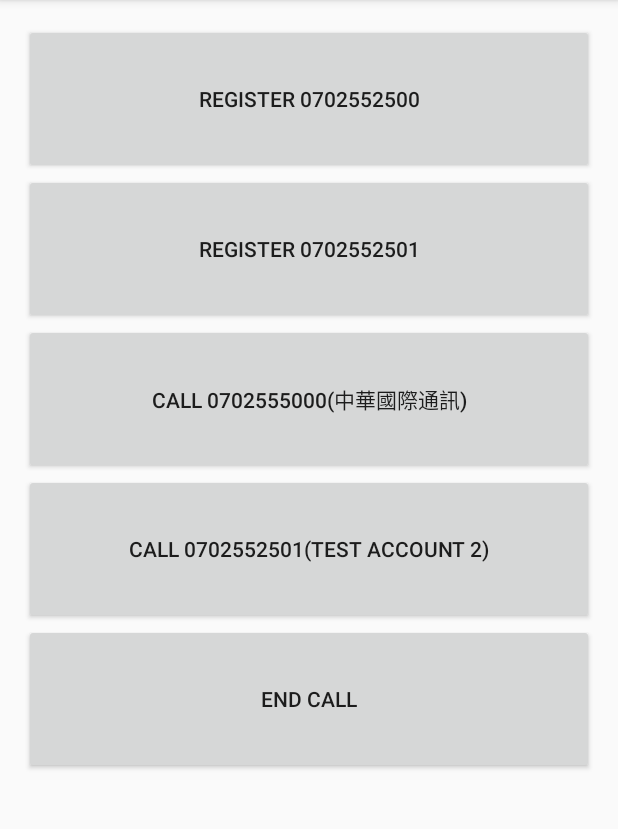
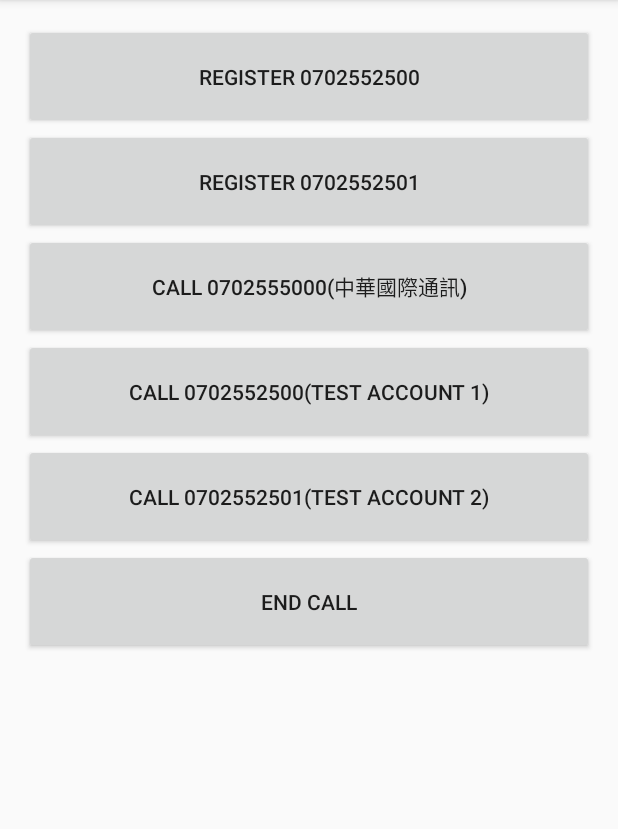
Before and after one commit to cwliu/sip.droid, an Android app: the screen it shows after launch (SipActivity), on a phone screen of 412 x 824 dp, the part 84-913 px from its top. Run offline under Robolectric (Android 15) with nearby library versions, the phone set to English and light mode, and no system bars; libraries missing offline, so code that uses them is left out: android.net.sip; 1 statement that could not run was skipped.

Commit message:
Move call handling code into onCallEstablished()

```diff
--- a/app/src/main/java/com/wiadvance/sipdemo/IncomingCallReceiver.java
+++ b/app/src/main/java/com/wiadvance/sipdemo/IncomingCallReceiver.java
@@ -13,6 +13,7 @@ import android.util.Log;
 public class IncomingCallReceiver extends BroadcastReceiver {
 
     private static final String TAG = "IncomingCallReceiver";
+    private SipAudioCall mIncomingCall;
 
     /**
      * Processes the incoming call, answers it, and hands it over to the SipActivity.
@@ -21,8 +22,10 @@ public class IncomingCallReceiver extends BroadcastReceiver {
      */
     @Override
     public void onReceive(final Context context, Intent intent) {
-        SipAudioCall incomingCall = null;
+        mIncomingCall = null;
         Log.d(TAG, "onReceive() called with: " + "context = [" + context + "], intent = [" + intent + "]");
+        Notification.updateStatus(context, "Incomming call");
+
         try {
             SipActivity activity = (SipActivity) context;
             SIPFragment fragment = activity.getSipFragment();
@@ -32,7 +35,7 @@ public class IncomingCallReceiver extends BroadcastReceiver {
             SipAudioCall.Listener listener = new SipAudioCall.Listener() {
                 @Override
                 public void onRinging(SipAudioCall call, SipProfile caller) {
-                    Notification.updateStatus(context, "Receive call onRinging");
+                    Notification.updateStatus(context, "Receive call onRinging()");
                     try {
                         Log.d(TAG, "onRinging() called with: " + "call = [" + call + "], caller = [" + caller + "]");
                         call.answerCall(30);
@@ -44,22 +47,29 @@ public class IncomingCallReceiver extends BroadcastReceiver {
                 @Override
                 public void onCallEnded(SipAudioCall call) {
                     super.onCallEnded(call);
-                    Notification.updateStatus(context, "Receive call end");
+                    Notification.updateStatus(context, "Receive call onCallEnded()");
+                }
+
+                @Override
+                public void onCallEstablished(SipAudioCall call) {
+                    super.onCallEstablished(call);
+                    Notification.updateStatus(context, "Receive call onCallEstablished()");
+
+                    call.startAudio();
+                    call.setSpeakerMode(true);
+                    if(call.isMuted()) {
+                        call.toggleMute();
+                    }
                 }
             };
 
-            incomingCall = manager.takeAudioCall(intent, listener);
-            incomingCall.answerCall(30);
-            incomingCall.startAudio();
-            incomingCall.setSpeakerMode(true);
-            if(incomingCall.isMuted()) {
-                incomingCall.toggleMute();
-            }
+            mIncomingCall = manager.takeAudioCall(intent, listener);
+            mIncomingCall.answerCall(30);
 
         } catch (Exception e) {
             Log.e(TAG, "onReceive() exception",e);
-            if (incomingCall != null) {
-                incomingCall.close();
+            if (mIncomingCall != null) {
+                mIncomingCall.close();
             }
         }
     }
--- a/app/src/main/java/com/wiadvance/sipdemo/SIPFragment.java
+++ b/app/src/main/java/com/wiadvance/sipdemo/SIPFragment.java
@@ -36,12 +36,14 @@ public class SIPFragment extends Fragment {
 
 
     private SipManager mSipManager;
-    private Button callButton1;
-    private Button endButton;
     private SipProfile mCallerProfile;
+
     private Button registerButton1;
     private Button registerButton2;
+    private Button callButton0;
+    private Button callButton1;
     private Button callButton2;
+    private Button endButton;
 
     public static SIPFragment newInstance() {
 
@@ -95,11 +97,19 @@ public class SIPFragment extends Fragment {
             }
         });
 
+        callButton0 = (Button) rootView.findViewById(R.id.call_button_0);
+        callButton0.setOnClickListener(new View.OnClickListener() {
+            @Override
+            public void onClick(View v) {
+                makeCall("0702555000");
+            }
+        });
+
         callButton1 = (Button) rootView.findViewById(R.id.call_button_1);
         callButton1.setOnClickListener(new View.OnClickListener() {
             @Override
             public void onClick(View v) {
-                makeCall("0702555000");
+                makeCall("0702552500");
             }
         });
 
--- a/app/src/main/res/layout/fragment_sip.xml
+++ b/app/src/main/res/layout/fragment_sip.xml
@@ -14,34 +14,39 @@
     <Button
         android:id="@+id/register_button_1"
         android:layout_width="match_parent"
-        android:layout_height="100dp"
+        android:layout_height="70dp"
         android:text="Register 0702552500"/>
 
 
     <Button
         android:id="@+id/register_button_2"
         android:layout_width="match_parent"
-        android:layout_height="100dp"
+        android:layout_height="70dp"
         android:text="Register 0702552501"/>
+
+    <Button
+        android:id="@+id/call_button_0"
+        android:layout_width="match_parent"
+        android:layout_height="70dp"
+        android:text="Call 0702555000(中華國際通訊)"/>
 
     <Button
         android:id="@+id/call_button_1"
         android:layout_width="match_parent"
-        android:layout_height="100dp"
-        android:text="Call 0702555000(中華國際通訊)"/>
+        android:layout_height="70dp"
+        android:text="Call 0702552500(Test Account 1)"/>
+
 
     <Button
         android:id="@+id/call_button_2"
         android:layout_width="match_parent"
-        android:layout_height="100dp"
+        android:layout_height="70dp"
         android:text="Call 0702552501(Test Account 2)"/>
-
-
 
     <Button
         android:id="@+id/end_button"
         android:layout_width="match_parent"
-        android:layout_height="100dp"
+        android:layout_height="70dp"
         android:text="End Call"
         />
 
```
